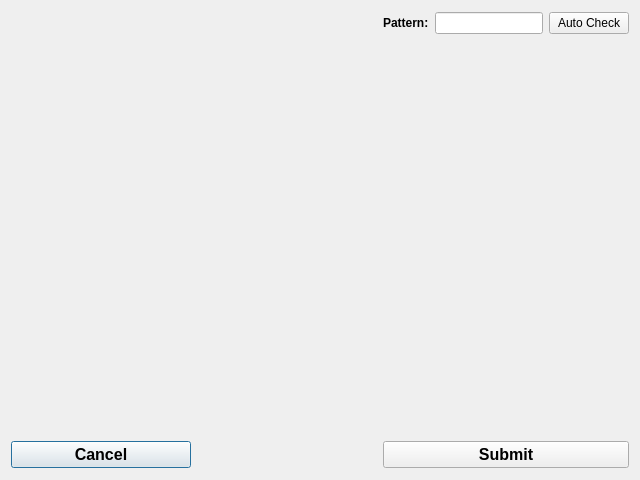
abcucberkeley/PetaKit5D-GUI, file datapathsrecursive.ui: the form before one commit.
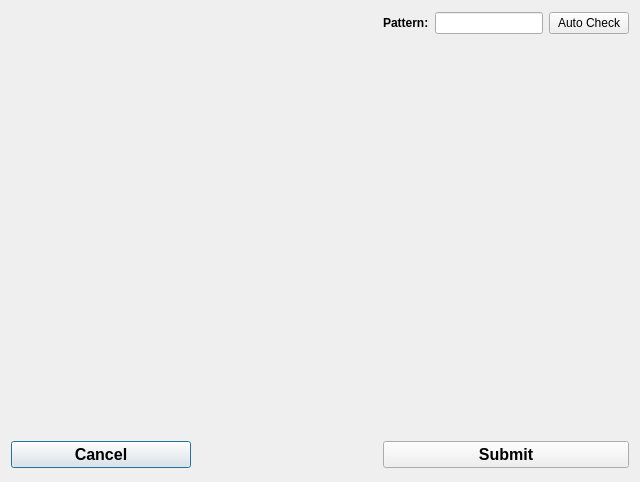
The form after the commit.

What changed in the file:
```diff
--- a/datapathsrecursive.ui
+++ b/datapathsrecursive.ui
@@ -7,7 +7,7 @@
     <x>0</x>
     <y>0</y>
     <width>640</width>
-    <height>480</height>
+    <height>482</height>
    </rect>
   </property>
   <property name="windowTitle">
```
Left out of the diff: 2 changed lines with no effect on the pictures.
